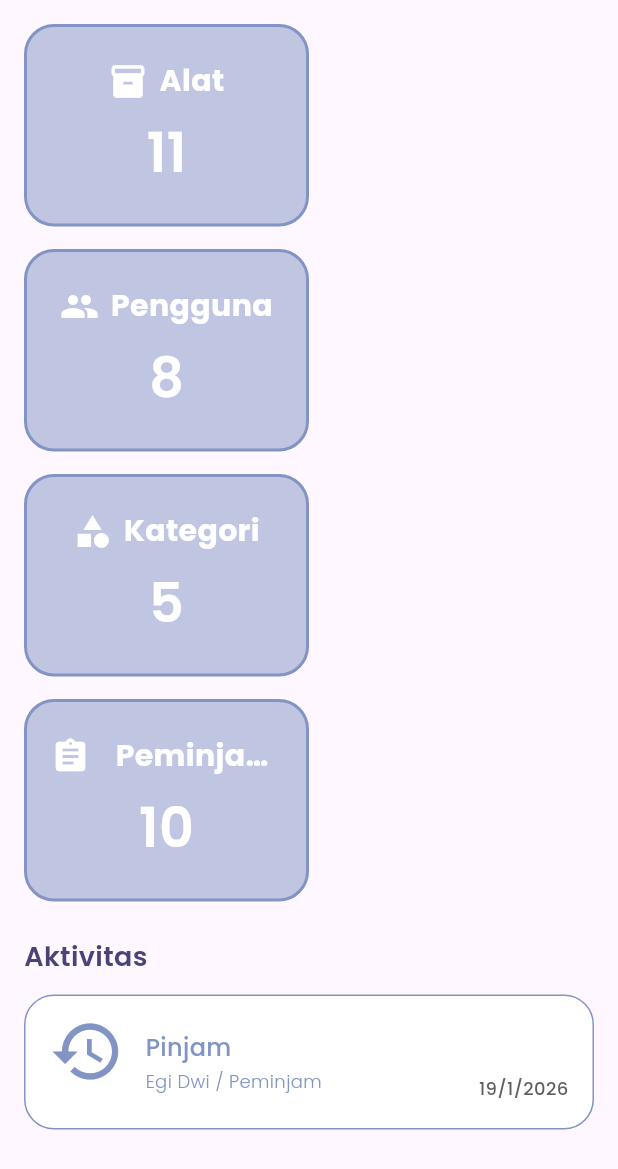
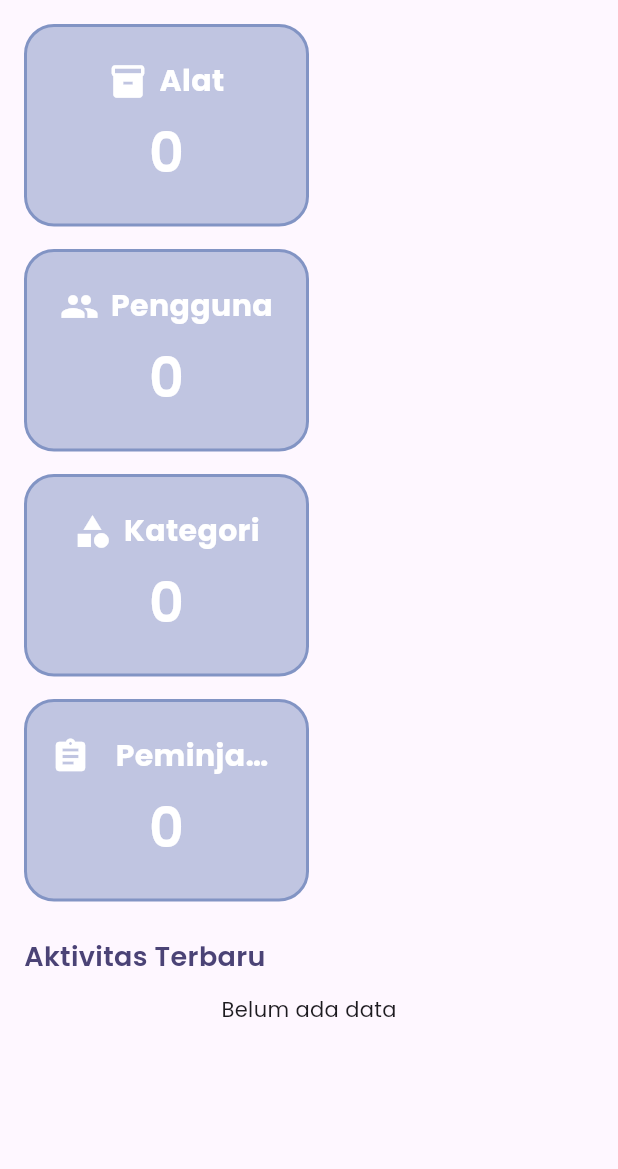
Before and after one commit to marseliaevita/brantaspinjam, a Flutter app: the DashboardScreen widget shown alone on an empty page, opened directly with empty values, on a phone screen of 412 x 824 dp. Shown: the top 1169 px of the screen. Run offline on Flutter 3.47's test engine with Material 3 defaults, Android fonts, the phone set to English and light mode, and no system bars; our stand-ins replace google_fonts, image_picker, supabase_flutter; accounts and stored records are empty; network calls fail.

Commit message:
Feat: integrasi dashboard dinamis dan log aktivitas dengan supabase

```diff
--- a/lib/screen/dashboard/dashboard_screen.dart
+++ b/lib/screen/dashboard/dashboard_screen.dart
@@ -1,41 +1,78 @@
 import 'package:flutter/material.dart';
 import 'package:brantaspinjam/widgets/card_dashboard.dart';
 import 'package:brantaspinjam/shared/enums.dart';
+import 'package:brantaspinjam/services/dashboard_service.dart';
+import 'package:brantaspinjam/services/user_service.dart';
+import 'package:brantaspinjam/services/supabase_config.dart';
+import 'package:intl/intl.dart';
 
-class DashboardScreen extends StatelessWidget {
+class DashboardScreen extends StatefulWidget {
   final UserRole role;
+  const DashboardScreen({super.key, required this.role});
 
-  const DashboardScreen({
-    super.key,
-    required this.role,
+  @override
+  State<DashboardScreen> createState() => _DashboardScreenState();
+}
+
+class _DashboardScreenState extends State<DashboardScreen> {
+  bool _isLoading = true;
+  Map<String, String> _stats = {};
+  List<Map<String, dynamic>> _listData = [];
+
+  @override
+  void initState() {
+    super.initState();
+    _loadDashboardData();
+  }
+
+  Future<void> _loadDashboardData() async {
+    if (!mounted) return;
+    setState(() => _isLoading = true);
+
+    try {
+      final userId = SupabaseConfig.client.auth.currentUser?.id ?? '';
+      final dService = DashboardService();
+      final uService = UserService();
+
+
+      final results = await Future.wait([
+        dService.getStats(widget.role.name, userId),
+        widget.role == UserRole.peminjam
+            ? dService.getMyLoans(userId)
+            : uService.getLogs(),
+      ]);
+
+      if (mounted) {
+        setState(() {
+          _stats = Map<String, String>.from(results[0] as Map);
+          _listData = results[1] as List<Map<String, dynamic>>;
+          _isLoading = false;
         });
+      }
+    } catch (e) {
+      debugPrint("Gagal memuat dashboard: $e");
+      if (mounted) setState(() => _isLoading = false);
+    }
+  }
 
   @override
   Widget build(BuildContext context) {
-    return SingleChildScrollView(
+    if (_isLoading) return const Center(child: CircularProgressIndicator());
+
+    return RefreshIndicator(
+      onRefresh: _loadDashboardData,
+      child: SingleChildScrollView(
+        physics: const AlwaysScrollableScrollPhysics(),
         padding: const EdgeInsets.all(16),
         child: Column(
           crossAxisAlignment: CrossAxisAlignment.start,
           children: [
-
-          // ADMIN
-          if (role == UserRole.admin) ...[
-            Wrap(
-              spacing: 15,
-              runSpacing: 15,
-              children: const [
-                DashboardCard(icon: Icons.inventory_2, title: "Alat", value: "11"),
-                DashboardCard(icon: Icons.people, title: "Pengguna", value: "8"),
-                DashboardCard(icon: Icons.category, title: "Kategori", value: "5"),
-                DashboardCard(icon: Icons.assignment, title: "Peminjaman", value: "10"),
-              ],
-            ),
-
+            _buildStatCards(),
             const SizedBox(height: 24),
 
-            const Text(
-              "Aktivitas",
-              style: TextStyle(
+            Text(
+              widget.role == UserRole.peminjam ? "Pinjaman Saya" : "Aktivitas Terbaru",
+              style: const TextStyle(
                 fontSize: 18,
                 fontWeight: FontWeight.w600,
                 color: Color(0xFF4B4376),
@@ -43,107 +80,61 @@ class DashboardScreen extends StatelessWidget {
             ),
             const SizedBox(height: 12),
 
-            const ActivityCard(
-              title: "Pinjam",
-              subtitle: "Egi Dwi / Peminjam",
-              date: "19/1/2026",
-            ),
-          ],
+            _listData.isEmpty
+                ? const Center(child: Text("Belum ada data"))
+                : ListView.separated(
+                    shrinkWrap: true,
+                    physics: const NeverScrollableScrollPhysics(),
+                    itemCount: _listData.length,
+                    separatorBuilder: (_, __) => const SizedBox(height: 12),
+                    itemBuilder: (context, index) {
+                      final item = _listData[index];
 
-          // PETUGAS
-          if (role == UserRole.petugas) ...[
-            Wrap(
-              spacing: 15,
-              runSpacing: 15,
-              children: const [
-                DashboardCard(icon: Icons.assignment, title: "Pengajuan", value: "6"),
-                DashboardCard(icon: Icons.inventory, title: "Dipinjam", value: "4"),
-                DashboardCard(icon: Icons.assignment_turned_in, title: "Kembali", value: "3"),
-                DashboardCard(icon: Icons.warning, title: "Terlambat", value: "1"),
-              ],
-            ),
-
-            const SizedBox(height: 24),
-
-            Row(
-              mainAxisAlignment: MainAxisAlignment.spaceBetween,
-              children: [
-                const Text(
-                  "Aktivitas",
-                  style: TextStyle(
-                    fontSize: 18,
-                    fontWeight: FontWeight.w600,
-                    color: Color(0xFF4B4376),
-                  ),
-                ),
-
-                SizedBox(
-                  width: 112,
-                  height: 42,
-                  child: OutlinedButton(
-                    onPressed: () {},
-                    style: OutlinedButton.styleFrom(
-                      backgroundColor: const Color(0xFF8294C4),
-                      side: const BorderSide(color: Color(0xFF4B4376)),
-                      shape: RoundedRectangleBorder(
-                        borderRadius: BorderRadius.circular(8),
-                      ),
-                    ),
-                    child: const Text(
-                      "Cetak",
-                      style: TextStyle(
-                        fontSize: 15,
-                        fontWeight: FontWeight.bold,
-                        color: Colors.white,
-                      ),
-                    ),
-                  ),
+                      if (widget.role == UserRole.peminjam) {
+                        return ActivityCard(
+                          title: item['alat']['nama_alat'] ?? 'Alat Tidak Diketahui',
+                          subtitle: "Status: ${item['status_peminjaman'].toString().toUpperCase()}",
+                          date: DateFormat('dd/MM/yyyy').format(DateTime.parse(item['tanggal_pinjam'])),
+                        );
+                      } else {
+                        return ActivityCard(
+                          title: item['users'] != null ? item['users']['name'] : 'Sistem',
+                          subtitle: item['aktivitas'] ?? '',
+                          date: DateFormat('dd/MM/yyyy').format(DateTime.parse(item['waktu'])),
+                        );
+                      }
+                    },
                   ),
           ],
         ),
-
-            const SizedBox(height: 12),
-
-            const ActivityCard(
-              title: "Mengajukan Peminjaman",
-              subtitle: "Mobil Toko / Peminjam",
-              date: "19/1/2026",
-            ),
-          ],
-
-          // PEMINJAM
-          if (role == UserRole.peminjam) ...[
-            Wrap(
-              spacing: 15,
-              runSpacing: 15,
-              children: const [
-                DashboardCard(icon: Icons.assignment, title: "Pengajuan", value: "2"),
-                DashboardCard(icon: Icons.inventory, title: "Dipinjam", value: "1"),
-                DashboardCard(icon: Icons.warning, title: "Terlambat", value: "0"),
-                DashboardCard(icon: Icons.check_circle, title: "Selesai", value: "5"),
-              ],
-            ),
-
-            const SizedBox(height: 24),
-
-            const Text(
-              "Aktivitas",
-              style: TextStyle(
-                fontSize: 18,
-                fontWeight: FontWeight.w600,
-                color: Color(0xFF4B4376),
-              ),
-            ),
-            const SizedBox(height: 12),
-
-            const ActivityCard(
-              title: "Dipinjam",
-              subtitle: "Laptop Asus",
-              date: "19/1/2026",
-            ),
-          ],
-        ],
       ),
     );
   }
+
+  Widget _buildStatCards() {
+    List<DashboardCard> cards = [];
+    if (widget.role == UserRole.admin) {
+      cards = [
+        DashboardCard(icon: Icons.inventory_2, title: "Alat", value: _stats['alat'] ?? "0"),
+        DashboardCard(icon: Icons.people, title: "Pengguna", value: _stats['users'] ?? "0"),
+        DashboardCard(icon: Icons.category, title: "Kategori", value: _stats['kategori'] ?? "0"),
+        DashboardCard(icon: Icons.assignment, title: "Peminjaman", value: _stats['pinjam'] ?? "0"),
+      ];
+    } else if (widget.role == UserRole.petugas) {
+      cards = [
+        DashboardCard(icon: Icons.assignment, title: "Pengajuan", value: _stats['pengajuan'] ?? "0"),
+        DashboardCard(icon: Icons.inventory, title: "Dipinjam", value: _stats['dipinjam'] ?? "0"),
+        DashboardCard(icon: Icons.assignment_turned_in, title: "Kembali", value: _stats['kembali'] ?? "0"),
+        DashboardCard(icon: Icons.warning, title: "Terlambat", value: _stats['terlambat'] ?? "0"),
+      ];
+    } else {
+      cards = [
+        DashboardCard(icon: Icons.assignment, title: "Pengajuan", value: _stats['pengajuan'] ?? "0"),
+        DashboardCard(icon: Icons.inventory, title: "Dipinjam", value: _stats['dipinjam'] ?? "0"),
+        DashboardCard(icon: Icons.warning, title: "Terlambat", value: _stats['terlambat'] ?? "0"),
+        DashboardCard(icon: Icons.check_circle, title: "Selesai", value: _stats['selesai'] ?? "0"),
+      ];
     }
+    return Wrap(spacing: 15, runSpacing: 15, children: cards);
+  }
+}
--- /dev/null
+++ b/lib/services/dashboard_service.dart
@@ -0,0 +1,80 @@
+import 'package:supabase_flutter/supabase_flutter.dart';
+import 'package:brantaspinjam/services/supabase_config.dart';
+
+class DashboardService {
+  final SupabaseClient _client = SupabaseConfig.client;
+
+  Future<Map<String, String>> getStats(String role, String userId) async {
+    try {
+      if (role == 'admin') {
+        final alat = await _client.from('alat').count(CountOption.exact);
+        final users = await _client.from('users').count(CountOption.exact);
+        final kategori = await _client.from('kategori').count(CountOption.exact);
+        final pinjam = await _client.from('peminjaman').count(CountOption.exact);
+
+        return {
+          'alat': alat.toString(),
+          'users': users.toString(),
+          'kategori': kategori.toString(),
+          'pinjam': pinjam.toString(),
+        };
+      }
+
+      if (role == 'petugas') {
+        final pengajuan = await _client.from('peminjaman').count(CountOption.exact).eq('status_peminjaman', 'diajukan');
+        final dipinjam = await _client.from('peminjaman').count(CountOption.exact).eq('status_peminjaman', 'disetujui');
+        final kembali = await _client.from('pengembalian').count(CountOption.exact);
+        final terlambat = await _client.from('peminjaman').count(CountOption.exact)
+            .eq('status_peminjaman', 'disetujui')
+            .lt('tanggal_kembali', DateTime.now().toIso8601String());
+
+        return {
+          'pengajuan': pengajuan.toString(),
+          'dipinjam': dipinjam.toString(),
+          'kembali': kembali.toString(),
+          'terlambat': terlambat.toString(),
+        };
+      }
+
+      // Role Peminjam
+      final pengajuan = await _client.from('peminjaman').count(CountOption.exact).eq('user_id', userId).eq('status_peminjaman', 'diajukan');
+      final dipinjam = await _client.from('peminjaman').count(CountOption.exact).eq('user_id', userId).eq('status_peminjaman', 'disetujui');
+      final terlambat = await _client.from('peminjaman').count(CountOption.exact)
+          .eq('user_id', userId)
+          .eq('status_peminjaman', 'disetujui')
+          .lt('tanggal_kembali', DateTime.now().toIso8601String());
+      final selesai = await _client.from('peminjaman').count(CountOption.exact).eq('user_id', userId).eq('status_peminjaman', 'kembali');
+
+      return {
+        'pengajuan': pengajuan.toString(),
+        'dipinjam': dipinjam.toString(),
+        'terlambat': terlambat.toString(),
+        'selesai': selesai.toString(),
+      };
+    } catch (e) {
+      print("Error Stats: $e");
+      return {};
+    }
+  }
+
+
+Future<List<Map<String, dynamic>>> getMyLoans(String userId) async {
+  try {
+    final res = await _client
+        .from('peminjaman')
+        .select('''
+          id_peminjaman,
+          tanggal_pinjam,
+          status_peminjaman,
+          alat ( nama_alat )
+        ''')
+        .eq('user_id', userId)
+        .order('created_at', ascending: false)
+        .limit(5);
+    return List<Map<String, dynamic>>.from(res);
+  } catch (e) {
+    print("Error getMyLoans: $e");
+    return [];
+  }
+}
+}
--- a/lib/services/user_service.dart
+++ b/lib/services/user_service.dart
@@ -31,7 +31,7 @@ class UserService {
     }
   }
 
-  /// AMBIL SEMUA USER (
+  /// AMBIL SEMUA USER
   Future<List<Map<String, dynamic>>> getAllUsers() async {
     final user = _client.auth.currentUser;
 
@@ -114,4 +114,24 @@ Future<void> updateUser(
     rethrow;
   }
 }
+
+//LOG
+Future<List<Map<String, dynamic>>> getLogs() async {
+  try {
+    final res = await _client
+        .from('log_aktivitas')
+        .select('''
+          id_log,
+          aktivitas,
+          waktu,
+          users ( name )
+        ''')
+        .order('waktu', ascending: false);
+
+    return List<Map<String, dynamic>>.from(res);
+  } catch (e) {
+    print("Error getLogs: $e");
+    rethrow;
+  }
 }
+}
```
Also changed, not shown: lib/screen/admin/log_aktivitas.dart (+45 -35 lines). Lines whose indentation alone changed are shown as unchanged.
